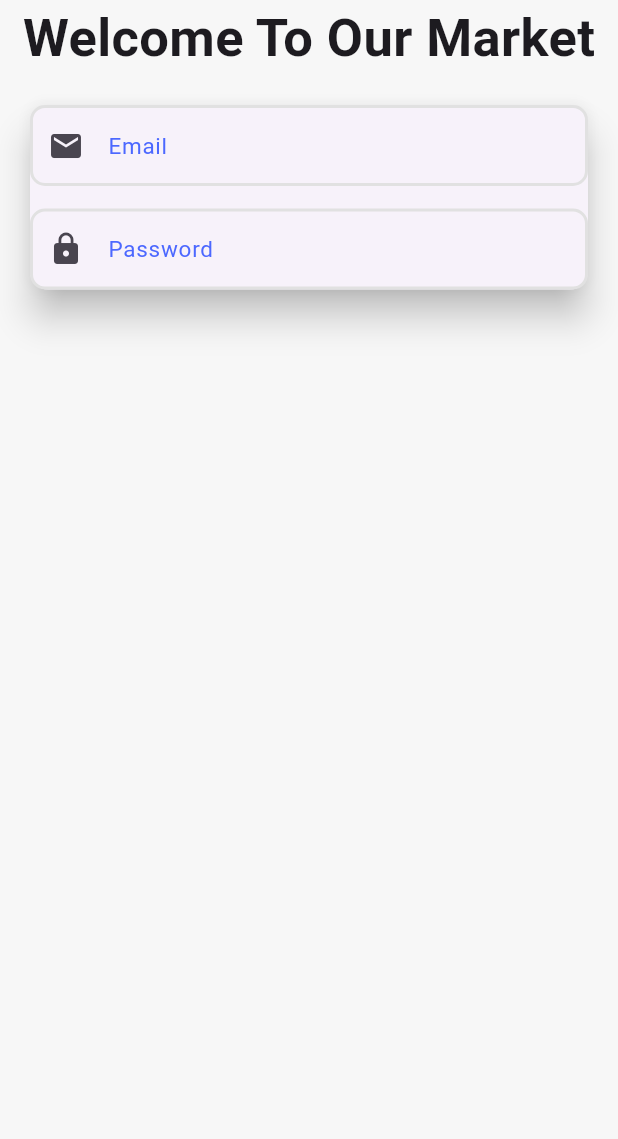
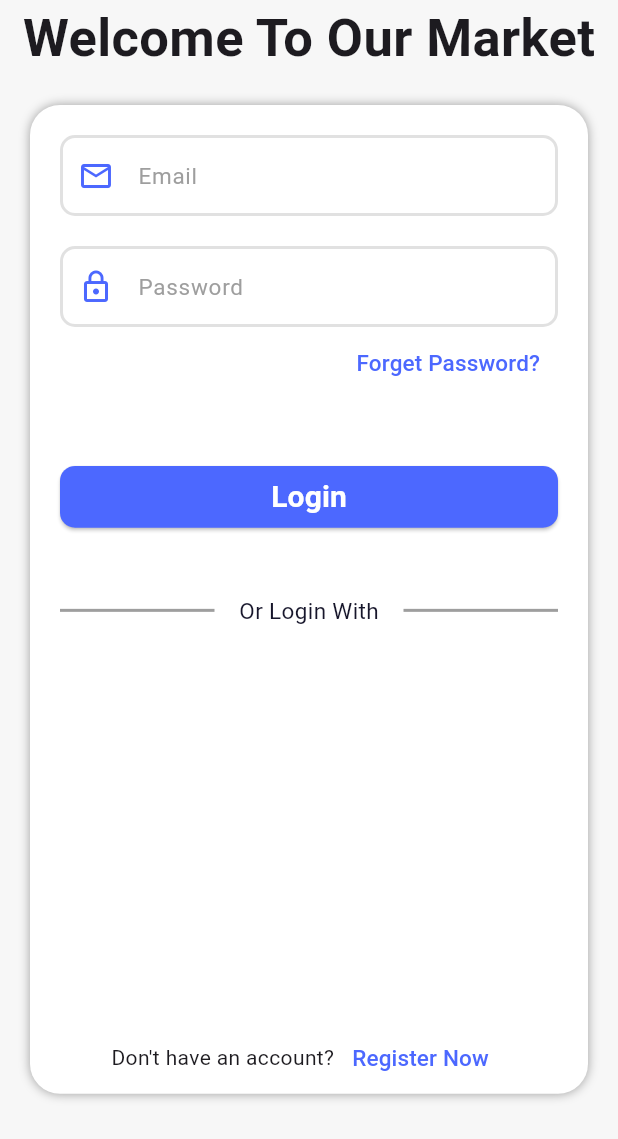
Before and after one commit to M-Waleed-Elsherbeny/E_Commerce_Market, a Flutter app: the screen it shows after launch, on a phone screen of 412 x 824 dp. Shown: the top 1139 px of the screen. Run offline on Flutter 3.47's test engine with Material 3 defaults, Android fonts, the phone set to English and light mode, and no system bars.

Commit message:
Preparing login Screen UI

```diff
--- a/lib/screens/auth/UI/login_screen.dart
+++ b/lib/screens/auth/UI/login_screen.dart
@@ -9,8 +9,11 @@ class LoginScreen extends StatefulWidget {
 }
 
 class _LoginScreenState extends State<LoginScreen> {
+  double? deviceWidth, deviceHeight;
   @override
   Widget build(BuildContext context) {
+    deviceWidth = MediaQuery.of(context).size.width;
+    deviceHeight = MediaQuery.of(context).size.height;
     return Scaffold(
       body: SafeArea(
         child: Center(
@@ -20,25 +23,119 @@ class _LoginScreenState extends State<LoginScreen> {
                 "Welcome To Our Market",
                 style: TextStyle(fontSize: 35, fontWeight: FontWeight.bold),
               ),
-              Card(
-                elevation: 10,
-                margin: EdgeInsets.all(20),
+              Container(
+                margin: EdgeInsets.symmetric(horizontal: 20, vertical: 20),
+                decoration: BoxDecoration(
+                  color: AppColors.kWhiteColor,
+                  borderRadius: BorderRadius.circular(20),
+                  boxShadow: [
+                    BoxShadow(color: AppColors.kGreyColor, blurRadius: 5),
+                  ],
+                ),
+                padding: EdgeInsets.only(left: 20, right: 20, top: 20),
+                height: deviceHeight! * 0.8,
                 child: Column(
+                  mainAxisAlignment: MainAxisAlignment.start,
+                  crossAxisAlignment: CrossAxisAlignment.center,
+                  mainAxisSize: MainAxisSize.max,
                   children: [
                     CustomTextFormField(
                       labelText: "Email",
                       prefixIcon: IconButton(
                         onPressed: () {},
-                        icon: Icon(Icons.email),
+                        icon: Icon(
+                          Icons.email_outlined,
+                          color: AppColors.kPrimaryColor,
+                        ),
                       ),
                     ),
-                    SizedBox(height: 15),
+                    SizedBox(height: 20),
                     CustomTextFormField(
                       labelText: "Password",
                       prefixIcon: IconButton(
                         onPressed: () {},
-                        icon: Icon(Icons.lock),
+                        icon: Icon(
+                          Icons.lock_outline,
+                          color: AppColors.kPrimaryColor,
+                        ),
                       ),
+                    ),
+                    Align(
+                      alignment: Alignment.centerRight,
+                      child: TextButton(
+                        onPressed: () {},
+                        child: Text(
+                          "Forget Password?",
+                          style: TextStyle(
+                            color: AppColors.kPrimaryColor,
+                            fontSize: 15,
+                          ),
+                        ),
+                      ),
+                    ),
+                    SizedBox(height: deviceHeight! * 0.05),
+                    ElevatedButton(
+                      style: ElevatedButton.styleFrom(
+                        minimumSize: Size(deviceWidth!, deviceHeight! * 0.05),
+                        backgroundColor: AppColors.kPrimaryColor,
+                        shape: RoundedRectangleBorder(
+                          borderRadius: BorderRadius.circular(10),
+                        ),
+                      ),
+                      onPressed: () {},
+                      child: Text(
+                        "Login",
+                        style: TextStyle(
+                          fontSize: 20,
+                          fontWeight: FontWeight.bold,
+                          color: AppColors.kWhiteColor,
+                        ),
+                      ),
+                    ),
+                    SizedBox(height: deviceHeight! * 0.05),
+                    Row(
+                      mainAxisAlignment: MainAxisAlignment.spaceBetween,
+                      children: [
+                        SizedBox(
+                          width: deviceWidth! * 0.25,
+                          child: Divider(
+                            color: AppColors.kGreyColor,
+                            thickness: 2,
+                          ),
+                        ),
+                        Text(
+                          "Or Login With",
+                          style: TextStyle(
+                            color: AppColors.kBlackColor,
+                            fontSize: 15,
+                          ),
+                        ),
+                        SizedBox(
+                          width: deviceWidth! * 0.25,
+                          child: Divider(
+                            color: AppColors.kGreyColor,
+                            thickness: 2,
+                          ),
+                        ),
+                      ],
+                    ),
+                    // SizedBox(height: deviceHeight! * 0.05),
+                    Spacer(),
+                    Row(
+                      mainAxisAlignment: MainAxisAlignment.center,
+                      children: [
+                        Text("Don't have an account?"),
+                        TextButton(
+                          onPressed: () {},
+                          child: Text(
+                            "Register Now",
+                            style: TextStyle(
+                              color: AppColors.kPrimaryColor,
+                              fontSize: 15,
+                            ),
+                          ),
+                        ),
+                      ],
                     ),
                   ],
                 ),
@@ -77,7 +174,7 @@ class CustomTextFormField extends StatelessWidget {
         prefixIcon: prefixIcon,
         label: Text(
           labelText,
-          style: TextStyle(fontSize: 15, color: AppColors.kPrimaryColor),
+          style: TextStyle(fontSize: 15, color: AppColors.kGreyColor),
         ),
         border: OutlineInputBorder(
           borderRadius: BorderRadius.circular(10),
@@ -99,3 +196,6 @@ class CustomTextFormField extends StatelessWidget {
     );
   }
 }
+
+
+// Preparing login Screen UI
```
